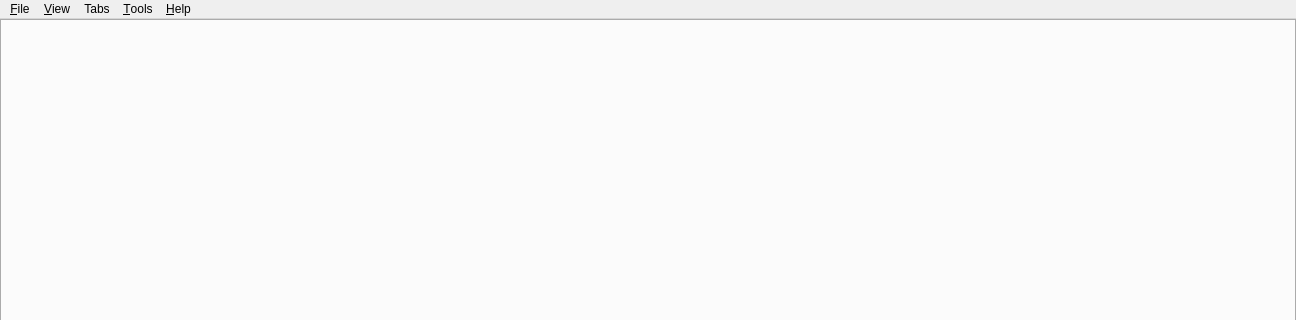
martinrotter/textosaurus, file src/gui/dialogs/formmain.ui: the form before one commit; both pictures show x 0 to 1296 and y 0 to 320 of the 1296 by 677 pixel window.
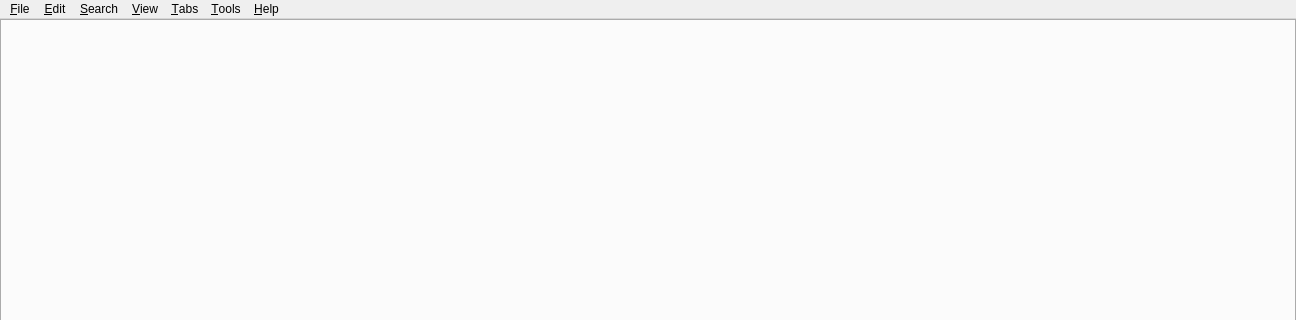
The form after the commit. Custom widgets are drawn as their Qt base class.

Diff of the .ui file:
```diff
--- a/src/gui/dialogs/formmain.ui
+++ b/src/gui/dialogs/formmain.ui
@@ -106,7 +106,7 @@
    </widget>
    <widget class="QMenu" name="m_menuWebBrowserTabs">
     <property name="title">
-     <string>Tabs</string>
+     <string>&amp;Tabs</string>
     </property>
     <addaction name="m_actionTabsCloseAll"/>
     <addaction name="m_actionTabsCloseAllExceptCurrent"/>
@@ -115,7 +115,19 @@
     <addaction name="m_actionTabsNext"/>
     <addaction name="m_actionTabsPrevious"/>
    </widget>
+   <widget class="QMenu" name="m_menuEdit">
+    <property name="title">
+     <string>&amp;Edit</string>
+    </property>
+   </widget>
+   <widget class="QMenu" name="m_menuSearch">
+    <property name="title">
+     <string>&amp;Search</string>
+    </property>
+   </widget>
    <addaction name="m_menuFile"/>
+   <addaction name="m_menuEdit"/>
+   <addaction name="m_menuSearch"/>
    <addaction name="m_menuView"/>
    <addaction name="m_menuWebBrowserTabs"/>
    <addaction name="m_menuTools"/>
```
